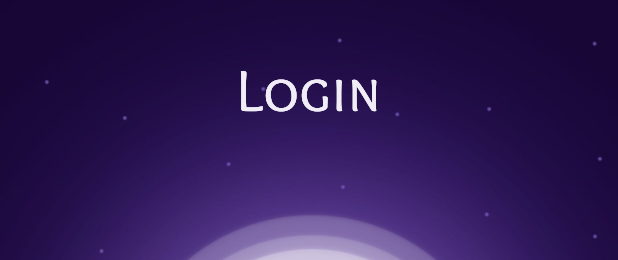
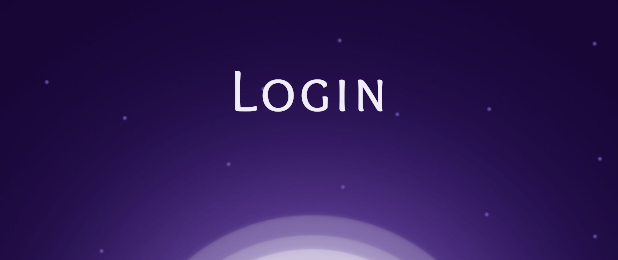
Before and after one commit to Droidui/TajMahalApp-Android, an Android app: the layout activity_main.xml on its own in the app's theme, with its tools: preview values and no code run, on a phone screen of 412 x 824 dp. Shown: the top 260 px of the screen. Run offline under Robolectric (Android 15) with nearby library versions, the phone set to English and light mode, and no system bars.

Commit message:
add login text

```diff
--- a/app/src/main/java/com/aniketjain/droidui/tajmahaluiapp/MainActivity.kt
+++ b/app/src/main/java/com/aniketjain/droidui/tajmahaluiapp/MainActivity.kt
@@ -36,4 +36,6 @@ class MainActivity : AppCompatActivity() {
         val filter = BlurMaskFilter(radius, BlurMaskFilter.Blur.OUTER)
         binding.tvHeadingLight1.paint.maskFilter = filter
     }
+
+
 }
--- a/app/src/main/res/layout/activity_main.xml
+++ b/app/src/main/res/layout/activity_main.xml
@@ -24,6 +24,7 @@
             android:layout_width="fill_parent"
             android:layout_height="wrap_content"
             android:fontFamily="@font/overlock_sc"
+            android:letterSpacing="0.05"
             android:text="Login"
             android:textAlignment="center"
             android:textColor="@color/color2"
@@ -34,6 +35,7 @@
             android:layout_width="fill_parent"
             android:layout_height="wrap_content"
             android:fontFamily="@font/overlock_sc"
+            android:letterSpacing="0.05"
             android:text="Login"
             android:textAlignment="center"
             android:textColor="@color/color2"
@@ -44,6 +46,7 @@
             android:layout_width="fill_parent"
             android:layout_height="wrap_content"
             android:fontFamily="@font/overlock_sc"
+            android:letterSpacing="0.05"
             android:text="Login"
             android:textAlignment="center"
             android:textColor="@color/color1"
```
Also changed, not shown: 1 other file.
